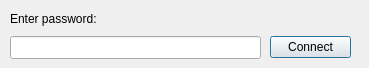
Old version of the form ui/passworddialog.ui in the repository pentix/qjournalctl.
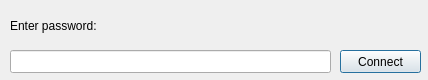
New version of the form.

Patch:
```diff
--- a/ui/passworddialog.ui
+++ b/ui/passworddialog.ui
@@ -6,10 +6,22 @@
    <rect>
     <x>0</x>
     <y>0</y>
-    <width>369</width>
-    <height>68</height>
+    <width>428</width>
+    <height>80</height>
    </rect>
   </property>
+  <property name="minimumSize">
+   <size>
+    <width>428</width>
+    <height>80</height>
+   </size>
+  </property>
+  <property name="maximumSize">
+   <size>
+    <width>428</width>
+    <height>80</height>
+   </size>
+  </property>
   <property name="windowTitle">
    <string>QJournalctl - Password required</string>
   </property>
@@ -20,8 +32,8 @@
    <property name="geometry">
     <rect>
      <x>10</x>
-     <y>36</y>
-     <width>251</width>
+     <y>50</y>
+     <width>321</width>
      <height>23</height>
     </rect>
    </property>
@@ -40,8 +52,8 @@
     <rect>
      <x>10</x>
      <y>5</y>
-     <width>341</width>
-     <height>27</height>
+     <width>411</width>
+     <height>41</height>
     </rect>
    </property>
    <property name="text">
@@ -54,10 +66,10 @@
   <widget class="QPushButton" name="acceptButton">
    <property name="geometry">
     <rect>
-     <x>270</x>
-     <y>36</y>
+     <x>340</x>
+     <y>50</y>
      <width>81</width>
-     <height>22</height>
+     <height>23</height>
     </rect>
    </property>
    <property name="text">
```
